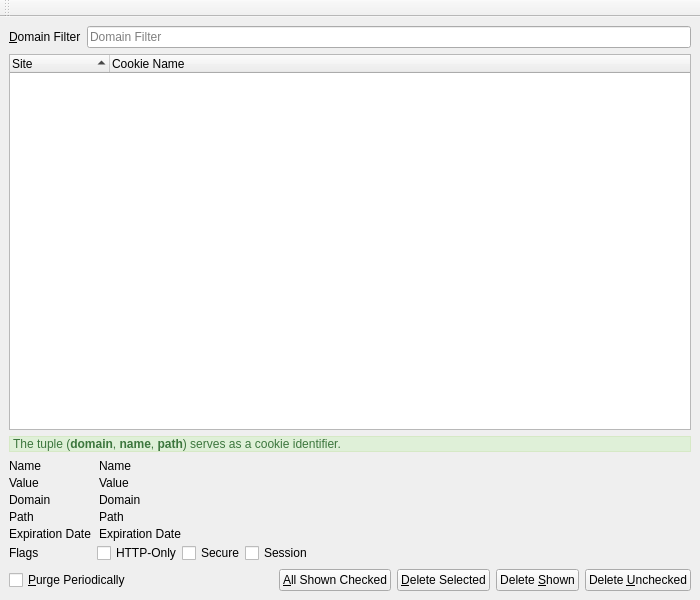
This is 2.x/UI/dooble_cookies_window.ui in textbrowser/dooble as Qt 5 draws it before an edit. The edited form follows.
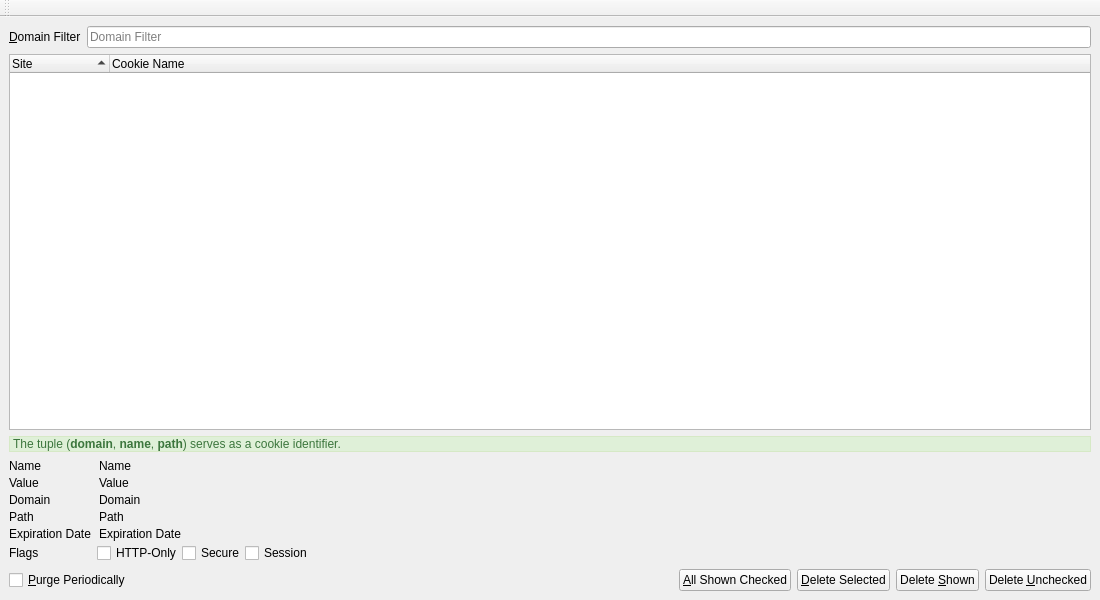
This is the edited form. Icons and pictures are not drawn. Custom widgets are drawn as their Qt base class.

Diff of the .ui file:
```diff
--- a/2.x/UI/dooble_cookies_window.ui
+++ b/2.x/UI/dooble_cookies_window.ui
@@ -6,7 +6,7 @@
    <rect>
     <x>0</x>
     <y>0</y>
-    <width>700</width>
+    <width>1100</width>
     <height>600</height>
    </rect>
   </property>
```
